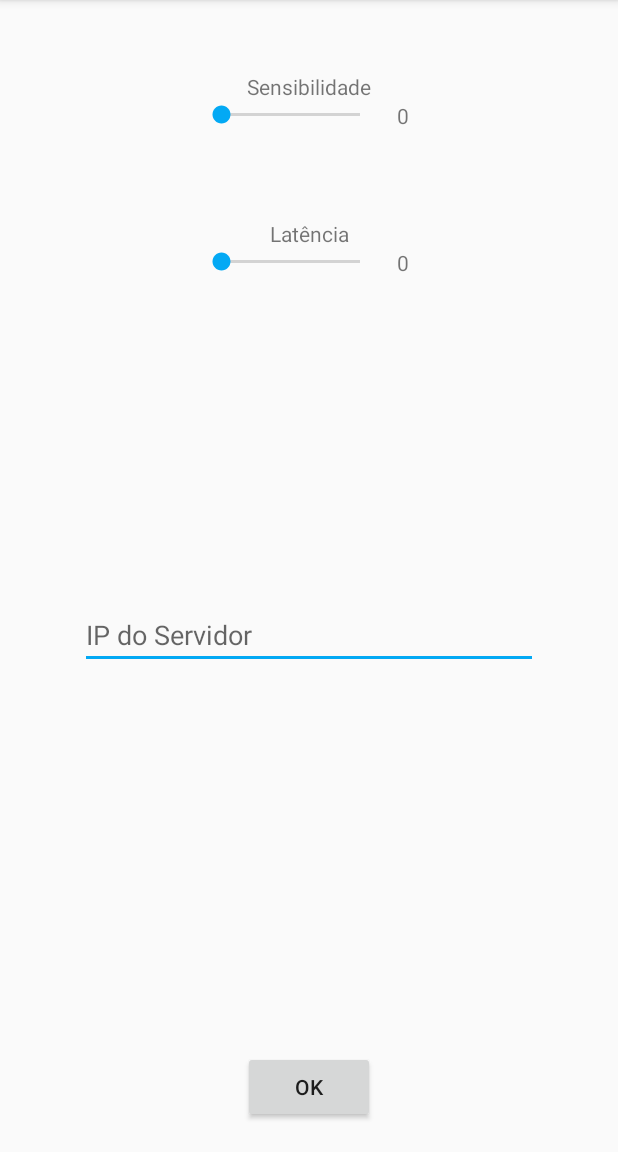
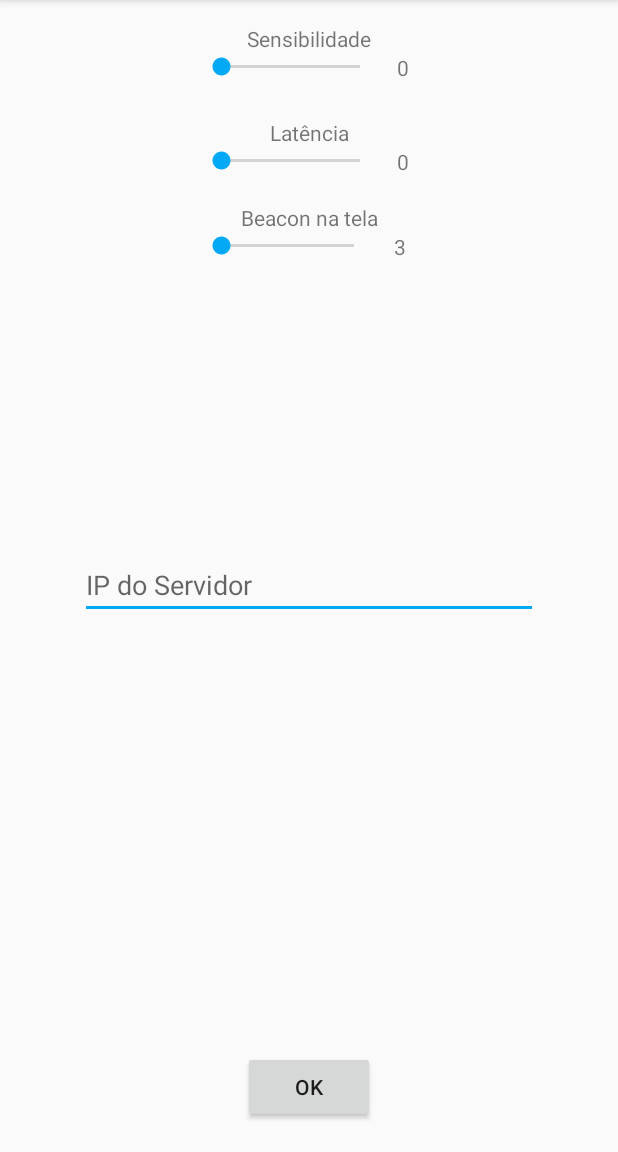
Before and after one commit to fabrica-ideias/taxidrivergateway, an Android app: the ConfigActivity screen opened directly, with no data from a screen before it, on a phone screen of 412 x 824 dp, the part 84-1236 px from its top. Run offline under Robolectric (Android 15) with nearby library versions, the phone set to English and light mode, and no system bars; 4 statements that could not run were skipped.

Commit message:
configuração de tempo de beacon na tela e correção de bugs

```diff
--- a/app/src/main/java/com/example/betho/taxidrivergateway/AcessoBD.kt
+++ b/app/src/main/java/com/example/betho/taxidrivergateway/AcessoBD.kt
@@ -20,12 +20,13 @@ import java.util.*
 * Created by hugo on 04/09/17.
 */
 class AcessoBD(private val query: String, private val c: Context, private val dialog : Dialog?, private val actionFlag : Boolean) : AsyncTask<Unit,Unit,ResultSet>() {
+    private val prefs = c.defaultSharedPreferences
     private val user = "jedkdtu6vb5oo5o3"
     //private val user = "root"
     private val pass = "ps7auabtr43dftzs"
     //private val pass = ""
     private val url = "jdbc:mysql://ysp9sse09kl0tzxj.cbetxkdyhwsb.us-east-1.rds.amazonaws.com/du31xu75psg7waby"
-    //private val url = "jdbc:mysql://192.168.7.115/taxi_driver"
+    //private val url = "jdbc:mysql://${prefs.getString("ip","")}/taxi_driver"
     private val progressDialog = c.indeterminateProgressDialog(message = R.string.progresso_msg, title = R.string.progresso_tittle)
     private val dialogSucesso = {
         val aux = c as Activity
--- a/app/src/main/java/com/example/betho/taxidrivergateway/ConfigActivity.kt
+++ b/app/src/main/java/com/example/betho/taxidrivergateway/ConfigActivity.kt
@@ -22,6 +22,13 @@ class ConfigActivity : AppCompatActivity(), SeekBar.OnSeekBarChangeListener {
             {
                 latencia_valor.text = p1.toString()
             }
+            tempo_beacon->
+            {
+                if(p1<=3)
+                    tempo_beacon_valor.text = "3"
+                else
+                    tempo_beacon_valor.text = p1.toString()
+            }
         }
     }
 
@@ -42,13 +49,16 @@ class ConfigActivity : AppCompatActivity(), SeekBar.OnSeekBarChangeListener {
         editor = prefs.edit()
         sensibilidade.max = 10
         latencia.max = 10
+        tempo_beacon.max = 10
         sensibilidade.setOnSeekBarChangeListener(this)
         latencia.setOnSeekBarChangeListener(this)
+        tempo_beacon.setOnSeekBarChangeListener(this)
         ip_servidor.setText(prefs.getString("ip",""))
         ip_servidor.setSelection(ip_servidor.text.toString().length)
         ok_btn.setOnClickListener { _ ->
             editor.putInt("sensibilidade_valor",sensibilidade_valor.text.toString().toInt())
             editor.putInt("latencia_valor",latencia_valor.text.toString().toInt())
+            editor.putInt("tempo_beacon",tempo_beacon_valor.text.toString().toInt())
             editor.putString("ip",ip_servidor.text.toString())
             editor.commit()
             finish()
--- a/app/src/main/java/com/example/betho/taxidrivergateway/MainActivity.kt
+++ b/app/src/main/java/com/example/betho/taxidrivergateway/MainActivity.kt
@@ -14,7 +14,6 @@ import android.support.design.widget.NavigationView
 import android.support.v4.view.GravityCompat
 import android.support.v7.app.ActionBarDrawerToggle
 import android.support.v7.app.AppCompatActivity
-import android.util.Log
 import android.view.Menu
 import android.view.MenuItem
 import android.widget.SeekBar
@@ -32,16 +31,11 @@ class MainActivity : AppCompatActivity(), NavigationView.OnNavigationItemSelecte
         private var cont = 0
         override fun run() {
             cont++
-            Log.d("cont", "$cont")
-            if(cont>3)
-            {
-                c as MainActivity
-//                c.beacon_numero.text = "?"
-            }
         }
         val setCont = { valor : Int->
             cont = valor
         }
+        val getCont = {cont}
     }
     private var bt_adapter : BluetoothAdapter? = BluetoothAdapter.getDefaultAdapter()
     private lateinit var scanner : BluetoothLeScanner
@@ -124,6 +118,12 @@ class MainActivity : AppCompatActivity(), NavigationView.OnNavigationItemSelecte
     {
         override fun onScanResult(callbackType: Int, result: ScanResult?) {
             super.onScanResult(callbackType, result)
+            if(contask.getCont() >= prefs.getInt("tempo_beacon",3))
+            {
+                beacon_numero.setText(R.string.beacon_numero_txt)
+                mac_detectado.text = ""
+                distancia_valor.text = ""
+            }
             if(callbackType == ScanSettings.CALLBACK_TYPE_FIRST_MATCH || callbackType == ScanSettings.MATCH_MODE_AGGRESSIVE)
             {
                 val sensibilidade_distancia = sensibilidade_valor_label.text.toString().toInt()
@@ -189,9 +189,6 @@ class MainActivity : AppCompatActivity(), NavigationView.OnNavigationItemSelecte
                     }
                 }
             }
-        }
-        override fun onScanFailed(errorCode: Int) {
-            super.onScanFailed(errorCode)
         }
     }
     private val recuperarDadosOnline = { // conecta com o servidor remoto para trazer os novos dados para o sqlite
--- a/app/src/main/res/layout-normal-hdpi/activity_config.xml
+++ b/app/src/main/res/layout-normal-hdpi/activity_config.xml
@@ -12,9 +12,7 @@
         android:id="@+id/linearLayout2"
         android:layout_width="150dp"
         android:layout_height="wrap_content"
-        android:layout_marginEnd="81dp"
-        android:layout_marginStart="81dp"
-        android:layout_marginTop="48dp"
+        android:layout_marginTop="16dp"
         android:orientation="vertical"
         app:layout_constraintLeft_toLeftOf="parent"
         app:layout_constraintRight_toRightOf="parent"
@@ -59,16 +57,17 @@
 
     <LinearLayout
         android:id="@+id/linearLayout"
-        android:layout_width="150dp"
+        android:layout_width="0dp"
         android:layout_height="wrap_content"
-        android:layout_marginTop="59dp"
+        android:layout_marginTop="24dp"
         android:orientation="vertical"
         app:layout_constraintLeft_toLeftOf="@+id/linearLayout2"
         app:layout_constraintRight_toRightOf="@+id/linearLayout2"
         app:layout_constraintTop_toBottomOf="@+id/linearLayout2"
         tools:layout_constraintLeft_creator="1"
         tools:layout_constraintRight_creator="1"
-        tools:layout_constraintTop_creator="1">
+        tools:layout_constraintTop_creator="1"
+        app:layout_constraintHorizontal_bias="0.0">
 
         <TextView
             android:id="@+id/textView12"
@@ -116,10 +115,10 @@
         android:id="@+id/ip_servidor"
         android:layout_width="0dp"
         android:layout_height="wrap_content"
-        android:layout_marginBottom="100dp"
+        android:layout_marginBottom="134dp"
         android:layout_marginEnd="53dp"
         android:layout_marginStart="53dp"
-        android:layout_marginTop="100dp"
+        android:layout_marginTop="134dp"
         android:ems="10"
         android:hint="@string/ip_servidor_app"
         android:inputType="textPersonName"
@@ -132,4 +131,46 @@
         tools:layout_constraintRight_creator="1"
         tools:layout_constraintTop_creator="1" />
 
+    <LinearLayout
+        android:layout_width="0dp"
+        android:layout_height="wrap_content"
+        android:orientation="vertical"
+        tools:layout_constraintTop_creator="1"
+        tools:layout_constraintRight_creator="1"
+        app:layout_constraintRight_toRightOf="@+id/linearLayout"
+        android:layout_marginTop="18dp"
+        app:layout_constraintTop_toBottomOf="@+id/linearLayout"
+        tools:layout_constraintLeft_creator="1"
+        app:layout_constraintLeft_toLeftOf="@+id/linearLayout">
+
+        <TextView
+            android:id="@+id/textView10"
+            android:layout_width="match_parent"
+            android:layout_height="wrap_content"
+            android:text="@string/manter_na_tela_label"
+            android:textAlignment="center" />
+
+        <LinearLayout
+            android:layout_width="match_parent"
+            android:layout_height="match_parent"
+            android:orientation="horizontal">
+
+            <SeekBar
+                android:id="@+id/tempo_beacon"
+                android:layout_width="100dp"
+                android:layout_height="wrap_content"
+                android:layout_weight="1"
+                android:max="10"
+                android:min="3" />
+
+            <TextView
+                android:id="@+id/tempo_beacon_valor"
+                android:layout_width="wrap_content"
+                android:layout_height="wrap_content"
+                android:layout_weight="1"
+                android:text="@string/manter_na_tela"
+                android:textAlignment="center" />
+        </LinearLayout>
+    </LinearLayout>
+
 </android.support.constraint.ConstraintLayout>
--- a/app/src/main/res/values/strings.xml
+++ b/app/src/main/res/values/strings.xml
@@ -29,6 +29,8 @@
     <string name="ip_gateway_label">IP do Dispositivo</string>
 
     <string name="ip_servidor_app">IP do Servidor</string>
+    <string name="manter_na_tela">3</string>
+    <string name="manter_na_tela_label">Beacon na tela</string>
 
     <string name="numero_beacon_label">Beacon</string>
     <string name="ip_gateway_hint">IP do Gateway</string>
```
